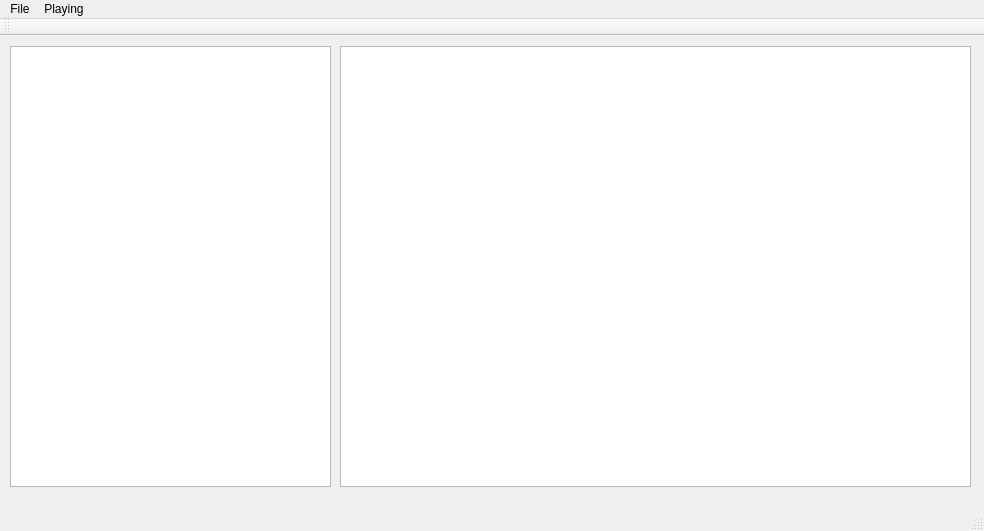
Qt form mainwindow.ui (KirillDubinkin/Errorise) before a commit.
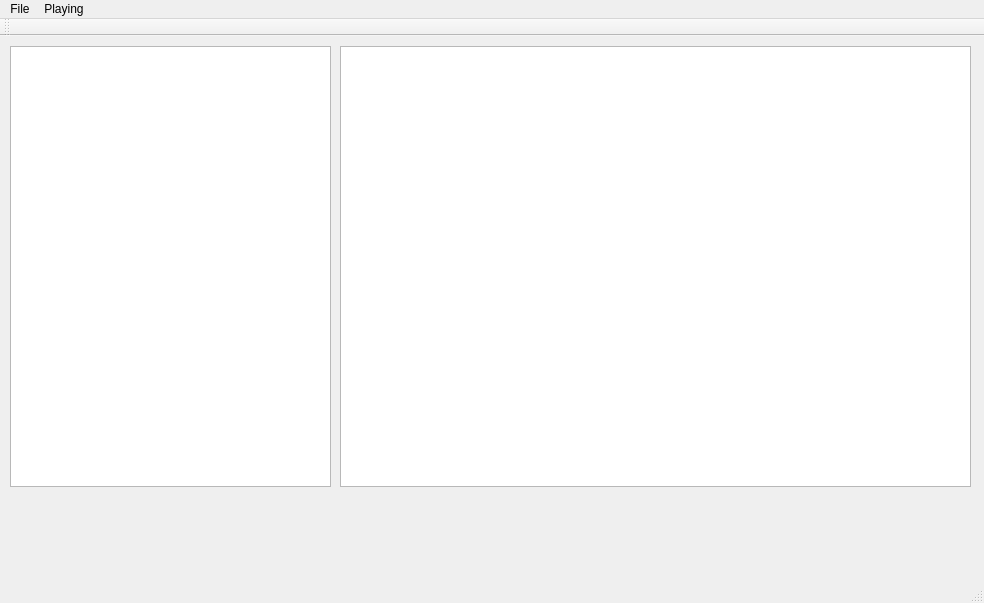
The same form after that commit.

Commit message:
Added QLabel in QStatusBar This allows to use HTML-tag in the status
Next step - labels in playlist^_^

```diff
--- a/mainwindow.ui
+++ b/mainwindow.ui
@@ -7,7 +7,7 @@
     <x>0</x>
     <y>0</y>
     <width>984</width>
-    <height>531</height>
+    <height>603</height>
    </rect>
   </property>
   <property name="windowTitle">
```
Left out of the diff: 2 changed lines with no effect on the pictures. The commit also changes 2 other files.
